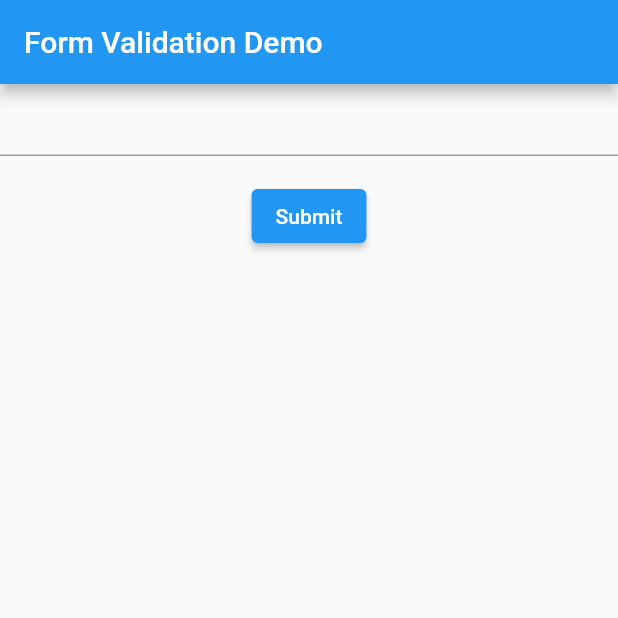
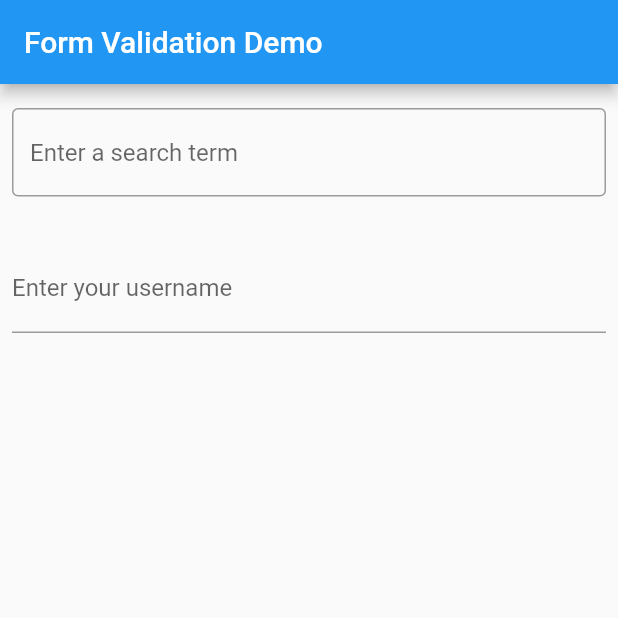
Before and after one commit to gpbonillas/signin_example, a Flutter app: the screen it shows after launch, on a phone screen of 412 x 824 dp, the top half of it. Run offline on Flutter 3.47's test engine with Material 2 defaults, Android fonts, the phone set to English and light mode, and no system bars.

Commit message:
Create and style a text field

```diff
--- a/lib/main.dart
+++ b/lib/main.dart
@@ -1,5 +1,6 @@
 import 'package:flutter/material.dart';
-import 'package:signin_example/my_custom_form.dart';
+// import 'package:signin_example/my_custom_form.dart';
+import 'package:signin_example/my_custom_form2.dart';
 
 void main() => runApp(MyApp());
 
@@ -15,7 +16,7 @@
         appBar: AppBar(
           title: Text(appTitle),
         ),
-        body: MyCustomForm(),
+        body: MyCustomForm2(),
       ),
     );
   }
--- a/lib/my_custom_form.dart
+++ b/lib/my_custom_form.dart
@@ -32,6 +32,9 @@
               }
               return null;
             },
+            decoration: InputDecoration(
+                border: UnderlineInputBorder(),
+                labelText: 'Enter your username'),
           ),
           Padding(
             padding: const EdgeInsets.symmetric(vertical: 16.0),
--- /dev/null
+++ b/lib/my_custom_form2.dart
@@ -0,0 +1,38 @@
+import 'package:flutter/material.dart';
+
+// Define a custom Form widget.
+class MyCustomForm2 extends StatefulWidget {
+  @override
+  _MyCustomForm2State createState() => _MyCustomForm2State();
+}
+
+// Define a corresponding State class.
+// This class holds data related to the form.
+class _MyCustomForm2State extends State<MyCustomForm2> {
+  @override
+  Widget build(BuildContext context) {
+    return Column(
+      crossAxisAlignment: CrossAxisAlignment.start,
+      children: <Widget>[
+        Padding(
+          padding: EdgeInsets.symmetric(horizontal: 8, vertical: 16),
+          child: TextField(
+            decoration: InputDecoration(
+              border: OutlineInputBorder(),
+              hintText: 'Enter a search term',
+            ),
+          ),
+        ),
+        Padding(
+          padding: EdgeInsets.symmetric(horizontal: 8, vertical: 16),
+          child: TextFormField(
+            decoration: InputDecoration(
+              border: UnderlineInputBorder(),
+              labelText: 'Enter your username',
+            ),
+          ),
+        ),
+      ],
+    );
+  }
+}
```
